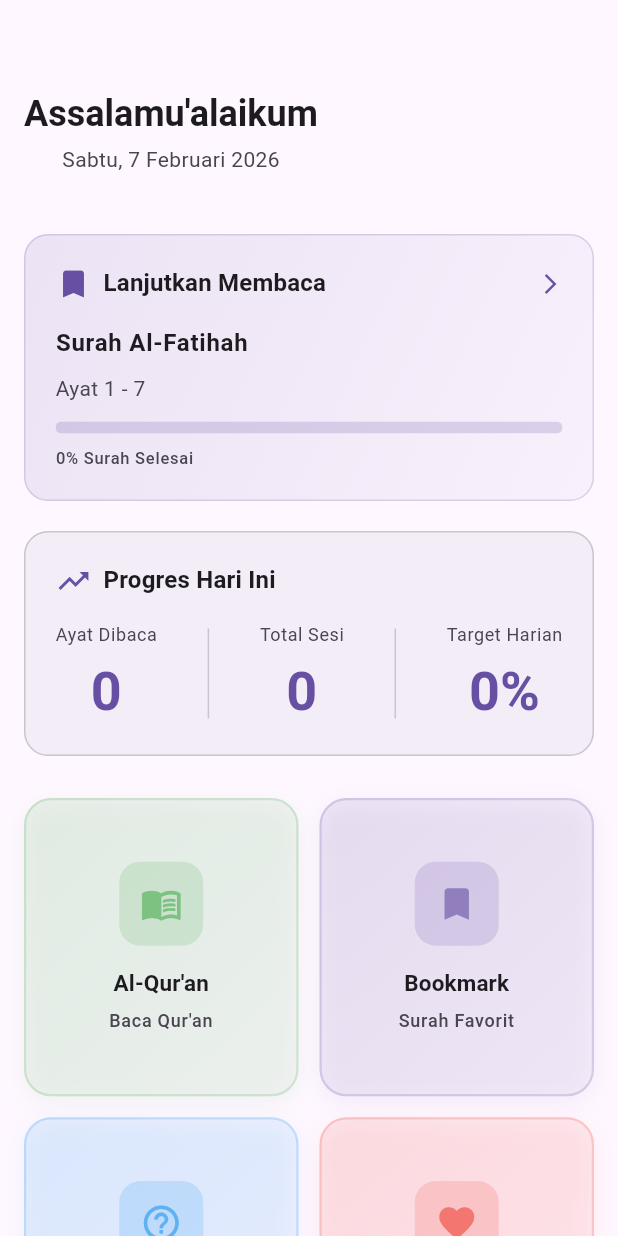
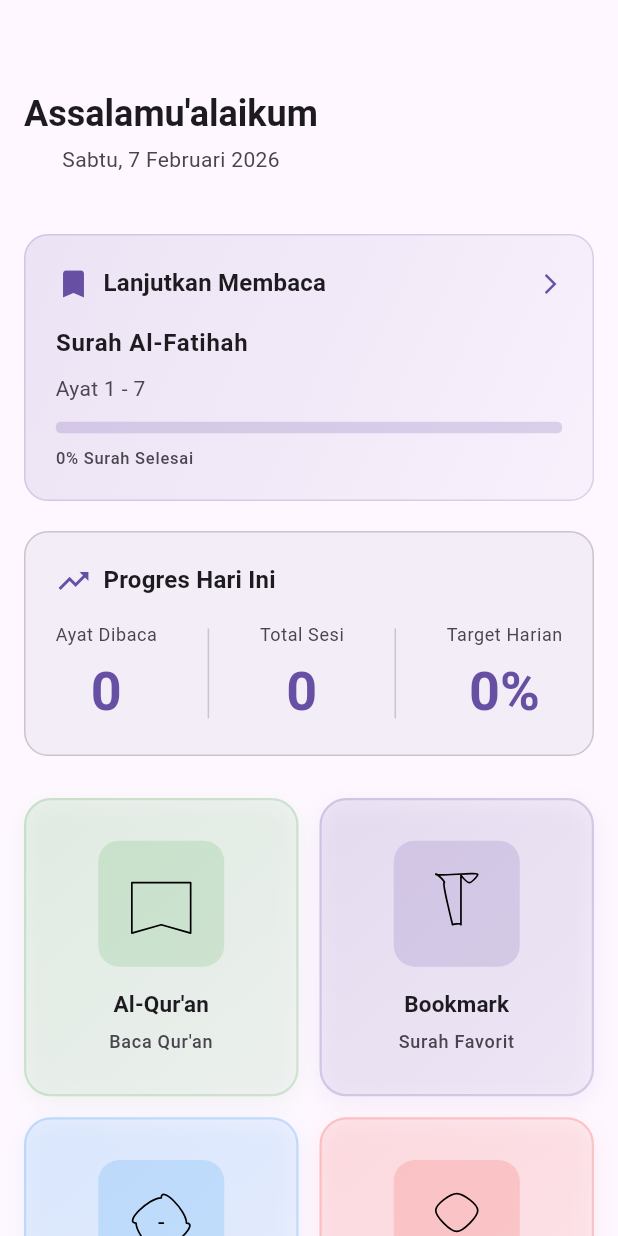
Before and after one commit to babanmisbahudin/iqran, a Flutter app: the HomePage screen opened directly, on a phone screen of 412 x 824 dp. Run offline on Flutter 3.47's test engine with Material 3 defaults, Android fonts, the phone set to English and light mode, and no system bars; our stand-ins replace audio_service, connectivity_plus, font_awesome_flutter, google_fonts, just_audio, lottie and 4 more; missing offline and left inert: audio_session; accounts and stored records are empty; statements that could not run were skipped; project files that could hold a hidden picture were left out.

Commit message:
Add Lottie animations to feature cards with stagger entrance effect
Features:
- Updated FeatureCard to support Lottie animations with fallback to icons
- Added entrance animation: slide up + fade in for each card
- Implemented stagger delay (100ms, 200ms, 300ms, 400ms) for sequential card appearance
- Added 4 Lottie JSON animation files:
  - book.json: For Al-Qur'an feature
  - bookmark.json: For Bookmark feature
  - help.json: For Tutorial feature
  - heart.json: For Donation feature (with pulse animation)

Animations Details:
- Entrance: SlideTransition (from bottom) + FadeTransition
- Curve: easeOutCubic for smooth animation
- Duration: 600ms for entrance animation
- Tap feedback: Scale (0.95) + Opacity (0.7)

The animations fallback to original icons if Lottie files are not found,
ensuring backward compatibility.

Co-Authored-By: Claude Haiku 4.5 <noreply@anthropic.com>

```diff
--- /dev/null
+++ b/assets/lottie/book.json
@@ -0,0 +1 @@
+{"v":"5.9.6","fr":29.9700012207031,"ip":0,"op":119.00000484611511,"w":200,"h":200,"nm":"Book","ddd":0,"assets":[],"layers":[{"ddd":0,"ind":1,"ty":4,"nm":"Book Outline","sr":1,"ks":{"o":{"a":0,"k":100},"r":{"a":0,"k":0},"p":{"a":1,"k":[{"i":{"x":0.667,"y":1},"o":{"x":0.333,"y":0},"t":0,"s":[100,100,0],"to":[0,0,0],"ti":[0,0,0]},{"i":{"x":0.667,"y":1},"o":{"x":0.333,"y":0},"t":30,"s":[100,100,0],"to":[0,0,0],"ti":[0,0,0]},{"i":{"x":0.667,"y":1},"o":{"x":0.333,"y":0},"t":60,"s":[100,100,0],"to":[0,0,0],"ti":[0,0,0]},{"t":119.00000484611511,"s":[100,100,0]}]},"a":{"a":0,"k":[0,0,0]},"s":{"a":0,"k":[100,100,100]}},"ao":0,"shapes":[{"ty":"gr","it":[{"ind":0,"ty":"sh","ix":1,"ks":{"a":0,"k":{"i":[[0,0],[0,0],[0,0],[0,0],[0,0],[0,0],[0,0],[0,0]],"o":[[0,0],[0,0],[0,0],[0,0],[0,0],[0,0],[0,0],[0,0]],"v":[[70,-50],[-70,-50],[-70,70],[0,50],[70,70],[70,-50],[-70,-50],[-70,70]],"c":false}},"nm":"Book Path","_render":false},{"ty":"st","o":{"a":0,"k":100},"w":{"a":0,"k":4},"lc":2,"lj":2,"nm":"Stroke","_render":true},{"ty":"tr","p":{"a":0,"k":[0,0]},"a":{"a":0,"k":[0,0]},"s":{"a":0,"k":[100,100]},"r":{"a":0,"k":0},"o":{"a":0,"k":100},"sk":{"a":0,"k":0},"sa":{"a":0,"k":0},"nm":"Transform"}],"nm":"Book","_render":true}],"ip":0,"op":119.00000484611511,"st":0,"bm":0,"completed":true}],"markers":[]}
--- /dev/null
+++ b/assets/lottie/bookmark.json
@@ -0,0 +1 @@
+{"v":"5.9.6","fr":29.9700012207031,"ip":0,"op":119.00000484611511,"w":200,"h":200,"nm":"Bookmark","ddd":0,"assets":[],"layers":[{"ddd":0,"ind":1,"ty":4,"nm":"Bookmark","sr":1,"ks":{"o":{"a":0,"k":100},"r":{"a":0,"k":0},"p":{"a":0,"k":[100,100,0]},"a":{"a":0,"k":[0,0,0]},"s":{"a":0,"k":[100,100,100]}},"ao":0,"shapes":[{"ty":"gr","it":[{"ind":0,"ty":"sh","ix":1,"ks":{"a":0,"k":{"i":[[0,-5],[5,0],[0,5],[0,0],[0,0],[-5,0],[0,-5]],"o":[[0,5],[-5,0],[0,0],[0,-5],[0,0],[5,0],[0,5]],"v":[[50,-70],[30,-50],[10,-70],[10,50],[-10,50],[-30,-50],[-50,-70]],"c":true}},"nm":"Bookmark Path","_render":false},{"ty":"st","o":{"a":0,"k":100},"w":{"a":0,"k":4},"lc":2,"lj":2,"nm":"Stroke","_render":true},{"ty":"tr","p":{"a":0,"k":[0,0]},"a":{"a":0,"k":[0,0]},"s":{"a":0,"k":[100,100]},"r":{"a":0,"k":0},"o":{"a":0,"k":100},"sk":{"a":0,"k":0},"sa":{"a":0,"k":0},"nm":"Transform"}],"nm":"Bookmark","_render":true}],"ip":0,"op":119.00000484611511,"st":0,"bm":0,"completed":true}],"markers":[]}
--- /dev/null
+++ b/assets/lottie/heart.json
@@ -0,0 +1 @@
+{"v":"5.9.6","fr":29.9700012207031,"ip":0,"op":119.00000484611511,"w":200,"h":200,"nm":"Heart","ddd":0,"assets":[],"layers":[{"ddd":0,"ind":1,"ty":4,"nm":"Heart","sr":1,"ks":{"o":{"a":0,"k":100},"r":{"a":0,"k":0},"p":{"a":1,"k":[{"i":{"x":0.667,"y":1},"o":{"x":0.333,"y":0},"t":0,"s":[100,100,0],"to":[0,0,0],"ti":[0,0,0]},{"i":{"x":0.667,"y":1},"o":{"x":0.333,"y":0},"t":30,"s":[100,110,0],"to":[0,0,0],"ti":[0,0,0]},{"i":{"x":0.667,"y":1},"o":{"x":0.333,"y":0},"t":60,"s":[100,100,0],"to":[0,0,0],"ti":[0,0,0]},{"t":119.00000484611511,"s":[100,100,0]}]},"a":{"a":0,"k":[0,0,0]},"s":{"a":0,"k":[100,100,100]}},"ao":0,"shapes":[{"ty":"gr","it":[{"ind":0,"ty":"sh","ix":1,"ks":{"a":0,"k":{"i":[[0,-15],[15,0],[0,15],[-15,0]],"o":[[0,15],[-15,0],[0,-15],[15,0]],"v":[[50,-30],[0,20],[-50,-30],[0,-70]],"c":true}},"nm":"Heart Path","_render":false},{"ty":"st","o":{"a":0,"k":100},"w":{"a":0,"k":4},"lc":2,"lj":2,"nm":"Stroke","_render":true},{"ty":"tr","p":{"a":0,"k":[0,0]},"a":{"a":0,"k":[0,0]},"s":{"a":0,"k":[100,100]},"r":{"a":0,"k":0},"o":{"a":0,"k":100},"sk":{"a":0,"k":0},"sa":{"a":0,"k":0},"nm":"Transform"}],"nm":"Heart","_render":true}],"ip":0,"op":119.00000484611511,"st":0,"bm":0,"completed":true}],"markers":[]}
--- /dev/null
+++ b/assets/lottie/help.json
@@ -0,0 +1 @@
+{"v":"5.9.6","fr":29.9700012207031,"ip":0,"op":119.00000484611511,"w":200,"h":200,"nm":"Help","ddd":0,"assets":[],"layers":[{"ddd":0,"ind":1,"ty":4,"nm":"Help Circle","sr":1,"ks":{"o":{"a":0,"k":100},"r":{"a":0,"k":0},"p":{"a":0,"k":[100,100,0]},"a":{"a":0,"k":[0,0,0]},"s":{"a":0,"k":[100,100,100]}},"ao":0,"shapes":[{"ty":"gr","it":[{"ind":0,"ty":"sh","ix":1,"ks":{"a":0,"k":{"i":[[30,0],[0,30],[-30,0],[0,-30]],"o":[[0,30],[-30,0],[0,-30],[30,0]],"v":[[0,60],[-60,0],[0,-60],[60,0]],"c":true}},"nm":"Circle","_render":false},{"ty":"st","o":{"a":0,"k":100},"w":{"a":0,"k":4},"lc":2,"lj":2,"nm":"Stroke","_render":true},{"ty":"tr","p":{"a":0,"k":[0,0]},"a":{"a":0,"k":[0,0]},"s":{"a":0,"k":[100,100]},"r":{"a":0,"k":0},"o":{"a":0,"k":100},"sk":{"a":0,"k":0},"sa":{"a":0,"k":0},"nm":"Transform"}],"nm":"Help Circle","_render":true},{"ty":"gr","it":[{"ind":0,"ty":"sh","ix":1,"ks":{"a":0,"k":{"i":[[0,0],[0,0]],"o":[[0,0],[0,0]],"v":[[-5,-10],[5,-10]],"c":false}},"nm":"Question Mark","_render":false},{"ty":"st","o":{"a":0,"k":100},"w":{"a":0,"k":4},"lc":2,"lj":2,"nm":"Stroke","_render":true},{"ty":"tr","p":{"a":0,"k":[0,10]},"a":{"a":0,"k":[0,0]},"s":{"a":0,"k":[100,100]},"r":{"a":0,"k":0},"o":{"a":0,"k":100},"sk":{"a":0,"k":0},"sa":{"a":0,"k":0},"nm":"Transform"}],"nm":"Question","_render":true}],"ip":0,"op":119.00000484611511,"st":0,"bm":0,"completed":true}],"markers":[]}
--- a/lib/pages/home/home_page.dart
+++ b/lib/pages/home/home_page.dart
@@ -209,6 +209,7 @@ class _HomePageState extends State<HomePage> {
                     children: [
                       FeatureCard(
                         icon: Icons.menu_book,
+                        lottieAsset: 'assets/lottie/book.json',
                         title: 'Al-Qur\'an',
                         description: 'Baca Qur\'an',
                         gradientColor: Color.lerp(
@@ -220,9 +221,12 @@ class _HomePageState extends State<HomePage> {
                           context,
                           SurahListPage(fontSize: widget.fontSize),
                         ),
+                        animationIndex: 0,
+                        entranceDelay: const Duration(milliseconds: 100),
                       ),
                       FeatureCard(
                         icon: Icons.bookmark,
+                        lottieAsset: 'assets/lottie/bookmark.json',
                         title: 'Bookmark',
                         description: 'Surah Favorit',
                         gradientColor: Color.lerp(
@@ -234,9 +238,12 @@ class _HomePageState extends State<HomePage> {
                           context,
                           BookmarkPage(fontSize: widget.fontSize),
                         ),
+                        animationIndex: 1,
+                        entranceDelay: const Duration(milliseconds: 200),
                       ),
                       FeatureCard(
                         icon: Icons.help_outline,
+                        lottieAsset: 'assets/lottie/help.json',
                         title: 'Tutorial',
                         description: 'Panduan Aplikasi',
                         gradientColor: Color.lerp(
@@ -248,9 +255,12 @@ class _HomePageState extends State<HomePage> {
                           context,
                           const TutorialPage(),
                         ),
+                        animationIndex: 2,
+                        entranceDelay: const Duration(milliseconds: 300),
                       ),
                       FeatureCard(
                         icon: Icons.favorite,
+                        lottieAsset: 'assets/lottie/heart.json',
                         title: 'Donasi',
                         description: 'Dukung Developer',
                         gradientColor: Color.lerp(
@@ -259,6 +269,8 @@ class _HomePageState extends State<HomePage> {
                           0.3,
                         )!,
                         onTap: () => _showDonationDialog(context),
+                        animationIndex: 3,
+                        entranceDelay: const Duration(milliseconds: 400),
                       ),
                     ],
                   ),
--- a/lib/pages/home/widgets/feature_card.dart
+++ b/lib/pages/home/widgets/feature_card.dart
@@ -1,33 +1,80 @@
 import 'package:flutter/material.dart';
+import 'package:lottie/lottie.dart';
 
 class FeatureCard extends StatefulWidget {
-  final IconData icon;
+  final IconData? icon;
+  final String? lottieAsset;
   final String title;
   final String description;
   final Color gradientColor;
   final VoidCallback onTap;
+  final int? animationIndex;
+  final Duration entranceDelay;
 
   const FeatureCard({
     super.key,
-    required this.icon,
+    this.icon,
+    this.lottieAsset,
     required this.title,
     required this.description,
     required this.gradientColor,
     required this.onTap,
-  });
+    this.animationIndex = 0,
+    this.entranceDelay = const Duration(milliseconds: 0),
+  }) : assert(icon != null || lottieAsset != null, 'Either icon or lottieAsset must be provided');
 
   @override
   State<FeatureCard> createState() => _FeatureCardState();
 }
 
-class _FeatureCardState extends State<FeatureCard> {
+class _FeatureCardState extends State<FeatureCard>
+    with SingleTickerProviderStateMixin {
   bool _isPressed = false;
+  late AnimationController _entranceController;
+  late Animation<Offset> _slideAnimation;
+  late Animation<double> _fadeAnimation;
+
+  @override
+  void initState() {
+    super.initState();
+    _entranceController = AnimationController(
+      duration: const Duration(milliseconds: 600),
+      vsync: this,
+    );
+
+    _slideAnimation = Tween<Offset>(
+      begin: const Offset(0, 0.5),
+      end: Offset.zero,
+    ).animate(
+      CurvedAnimation(parent: _entranceController, curve: Curves.easeOutCubic),
+    );
+
+    _fadeAnimation = Tween<double>(begin: 0, end: 1).animate(
+      CurvedAnimation(parent: _entranceController, curve: Curves.easeOutCubic),
+    );
+
+    Future.delayed(widget.entranceDelay, () {
+      if (mounted) {
+        _entranceController.forward();
+      }
+    });
+  }
+
+  @override
+  void dispose() {
+    _entranceController.dispose();
+    super.dispose();
+  }
 
   @override
   Widget build(BuildContext context) {
     final cs = Theme.of(context).colorScheme;
 
-    return GestureDetector(
+    return SlideTransition(
+      position: _slideAnimation,
+      child: FadeTransition(
+        opacity: _fadeAnimation,
+        child: GestureDetector(
           onTapDown: (_) => setState(() => _isPressed = true),
           onTapUp: (_) {
             setState(() => _isPressed = false);
@@ -74,16 +121,13 @@ class _FeatureCardState extends State<FeatureCard> {
                           borderRadius: BorderRadius.circular(14),
                         ),
                         padding: const EdgeInsets.all(14),
-                    child: Icon(
-                      widget.icon,
-                      color: widget.gradientColor,
-                      size: 28,
-                    ),
+                        child: _buildIconWidget(),
                       ),
                       const SizedBox(height: 14),
                       Text(
                         widget.title,
-                    style: Theme.of(context).textTheme.titleSmall?.copyWith(
+                        style:
+                            Theme.of(context).textTheme.titleSmall?.copyWith(
                                   fontWeight: FontWeight.w700,
                                   color: cs.onSurface,
                                   fontSize: 15,
@@ -93,7 +137,8 @@ class _FeatureCardState extends State<FeatureCard> {
                       const SizedBox(height: 6),
                       Text(
                         widget.description,
-                    style: Theme.of(context).textTheme.labelSmall?.copyWith(
+                        style:
+                            Theme.of(context).textTheme.labelSmall?.copyWith(
                                   color: cs.onSurfaceVariant,
                                   fontSize: 12,
                                 ),
@@ -107,6 +152,33 @@ class _FeatureCardState extends State<FeatureCard> {
               ),
             ),
           ),
+        ),
+      ),
+    );
+  }
+
+  Widget _buildIconWidget() {
+    if (widget.lottieAsset != null) {
+      return SizedBox(
+        width: 56,
+        height: 56,
+        child: Lottie.asset(
+          widget.lottieAsset!,
+          fit: BoxFit.contain,
+          errorBuilder: (context, error, stackTrace) {
+            return Icon(
+              widget.icon ?? Icons.star,
+              color: widget.gradientColor,
+              size: 28,
+            );
+          },
+        ),
+      );
+    }
+    return Icon(
+      widget.icon ?? Icons.star,
+      color: widget.gradientColor,
+      size: 28,
     );
   }
 }
```
Lines whose indentation alone changed are shown as unchanged.
